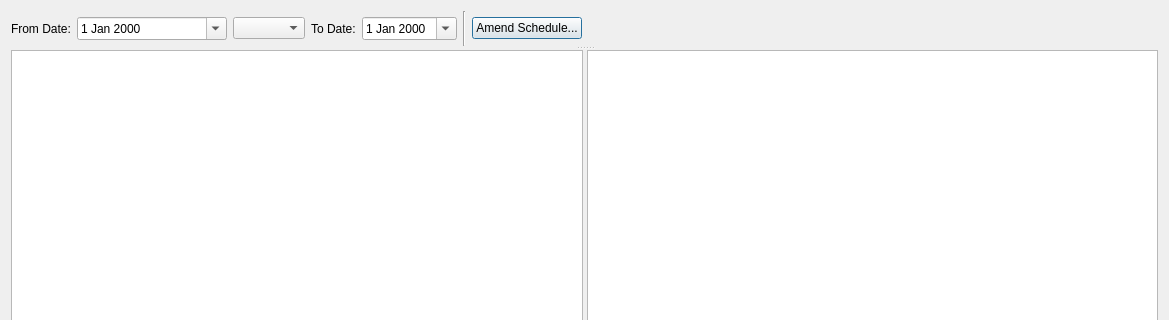
This is view_schedule_dialog.ui in pgathogo/auto-scheduler as Qt 5 draws it before an edit; both pictures show x 0 to 1169 and y 0 to 320 of the 1169 by 681 pixel window. The edited form follows.
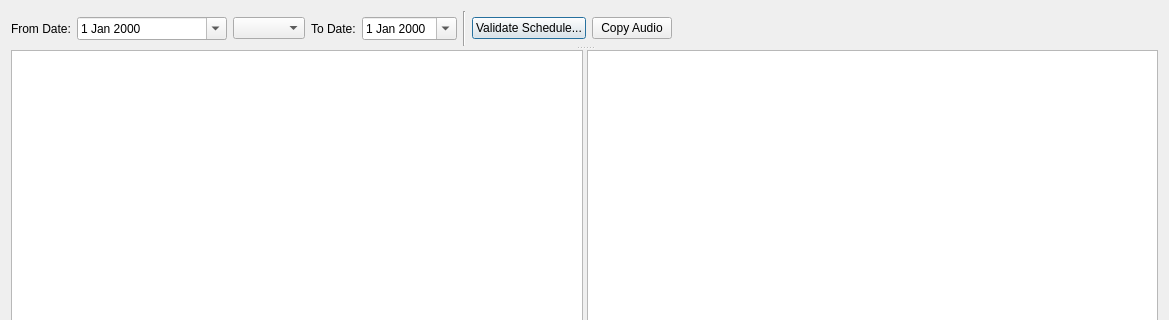
This is the edited form.

What changed in the file:
```diff
--- a/view_schedule_dialog.ui
+++ b/view_schedule_dialog.ui
@@ -19,7 +19,7 @@
      <property name="orientation">
       <enum>Qt::Vertical</enum>
      </property>
-     <widget class="QWidget" name="">
+     <widget class="QWidget" name="layoutWidget">
       <layout class="QHBoxLayout" name="horizontalLayout">
        <item>
         <widget class="QLabel" name="label">
@@ -74,7 +74,14 @@
        <item>
         <widget class="QPushButton" name="btnConfirm">
          <property name="text">
-          <string>Amend Schedule...</string>
+          <string>Validate Schedule...</string>
+         </property>
+        </widget>
+       </item>
+       <item>
+        <widget class="QPushButton" name="btnCopy">
+         <property name="text">
+          <string>Copy Audio</string>
          </property>
         </widget>
        </item>
```
Left out of the diff: 2 changed lines with no effect on the pictures.
